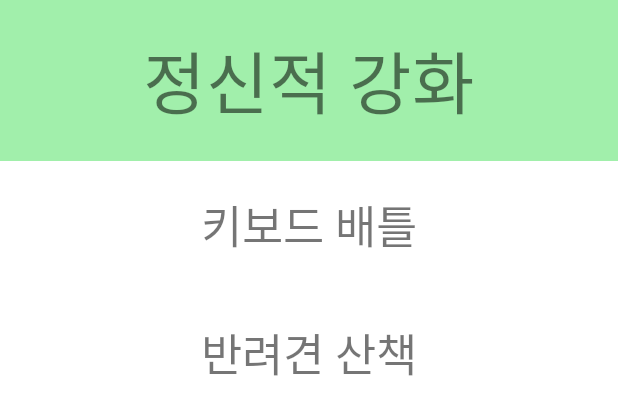
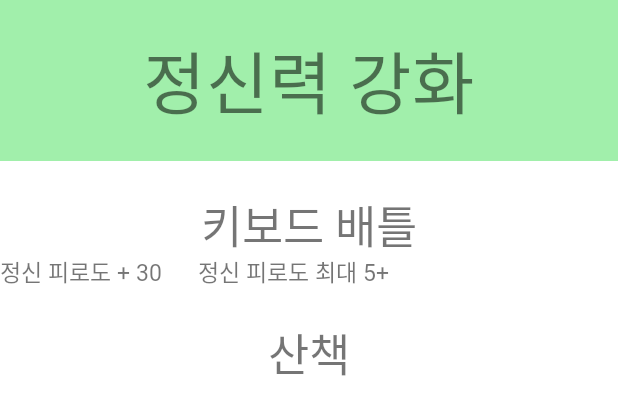
Before and after one commit to dudumtack/hik.github.io, an Android app: the layout dialog_mental.xml on its own in the app's theme, with its tools: preview values and no code run, on a phone screen of 412 x 824 dp. Shown: the top 415 px of the screen. Run offline under Robolectric (Android 15) with nearby library versions, the phone set to English and light mode, and no system bars.

Commit message:
my game make story

```diff
--- a/app/src/main/res/layout/dialog_mental.xml
+++ b/app/src/main/res/layout/dialog_mental.xml
@@ -8,7 +8,7 @@
             android:layout_width="match_parent"
             android:layout_height="wrap_content"
             android:padding="20dp"
-            android:text="정신적 강화"
+            android:text="정신력 강화"
             android:fontFamily="@font/bold"
             android:textSize="@dimen/title"
             android:gravity="center"
@@ -25,6 +25,7 @@
             android:layout_height="wrap_content"
             android:layout_weight="1">
             <TextView
+                android:id="@+id/m_keyboard"
                 android:layout_width="match_parent"
                 android:layout_height="wrap_content"
                 android:layout_weight="1"
@@ -33,6 +34,37 @@
                 android:layout_margin="20dp"
                 android:gravity="center"
                 android:fontFamily="@font/medium"/>
+
+            <LinearLayout
+                android:layout_width="match_parent"
+                android:layout_height="wrap_content"
+                android:layout_gravity="bottom"
+                android:orientation="horizontal">
+                <TextView
+                    android:layout_width="wrap_content"
+                    android:layout_height="wrap_content"
+                    android:layout_gravity="bottom"
+                    android:text="정신 피로도 + 30"
+                    android:textSize="15dp"
+                    android:fontFamily="@font/light"/>
+                <TextView
+                    android:layout_width="wrap_content"
+                    android:layout_height="wrap_content"
+                    android:layout_gravity="bottom"
+                    android:text="      "
+                    android:textSize="15dp"
+                    android:fontFamily="@font/light"/>
+
+                <TextView
+                    android:layout_width="wrap_content"
+                    android:layout_height="wrap_content"
+                    android:layout_gravity="bottom"
+                    android:text="정신 피로도 최대 5+"
+                    android:textSize="15dp"
+                    android:fontFamily="@font/light"/>
+
+
+            </LinearLayout>
         </FrameLayout>
         //정신력 최대치 도박 정신력 많이 깎임
 
@@ -45,7 +77,7 @@
             android:layout_width="match_parent"
             android:layout_height="wrap_content"
             android:layout_weight="1"
-            android:text="반려견 산책"
+            android:text="산책"
             android:textSize="@dimen/select"
             android:layout_margin="20dp"
             android:gravity="center"
```
Also changed, not shown: app/src/main/java/com/example/progamermaker/PlayActivity.java (+67 -21 lines), app/src/main/res/layout/dialog_physical.xml (+31 -0 lines).
